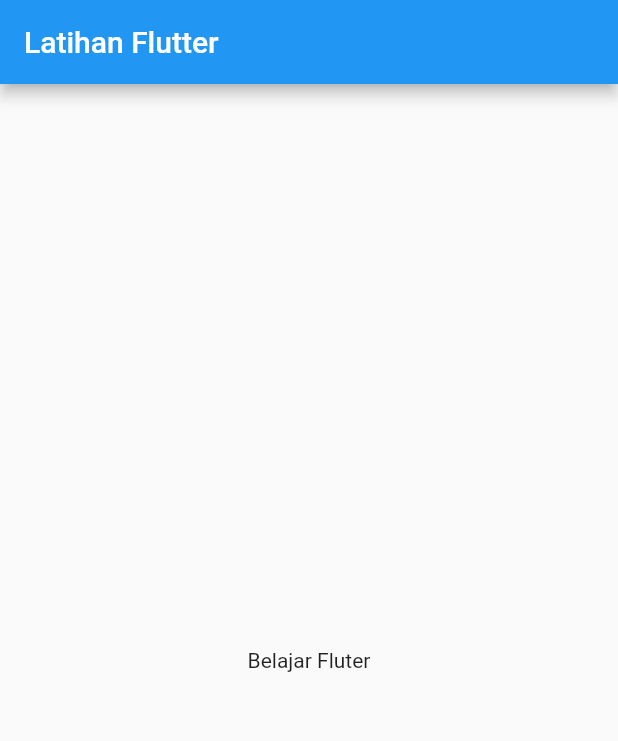
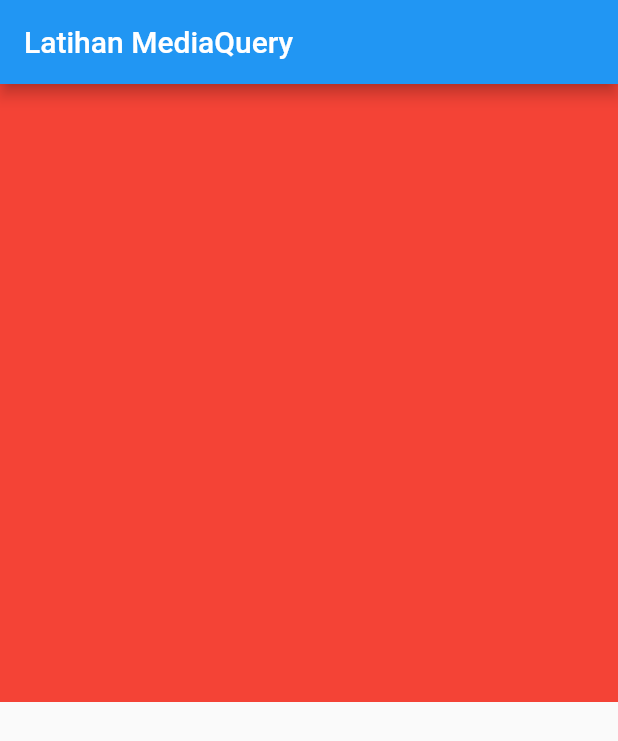
Before and after one commit to Balajar-DM/Flutter-Learn, a Flutter app: the screen it shows after launch, on a phone screen of 412 x 824 dp. Shown: the top 741 px of the screen. Run offline on Flutter 3.47's test engine with Material 2 defaults, Android fonts, the phone set to English and light mode, and no system bars.

Commit message:
Latihan MediaQuery

```diff
--- a/lib/main.dart
+++ b/lib/main.dart
@@ -6,11 +6,22 @@ class MyApp extends StatelessWidget {
   @override
   Widget build(BuildContext context) {
     return MaterialApp(
-      home: Scaffold(
-        appBar: AppBar(
-          title: Text("Latihan Flutter"),
-        ),
-        body: Center(child: Text("Belajar Fluter")),
+      home: MainPage(),
+    );
+  }
+}
+
+class MainPage extends StatelessWidget {
+  @override
+  Widget build(BuildContext context) {
+    return Scaffold(
+      appBar: AppBar(
+        title: Text("Latihan MediaQuery"),
+      ),
+      body: Container(
+        color: Colors.red,
+        width: MediaQuery.of(context).size.width,
+        height: MediaQuery.of(context).size.height / 2,
       ),
     );
   }
```
